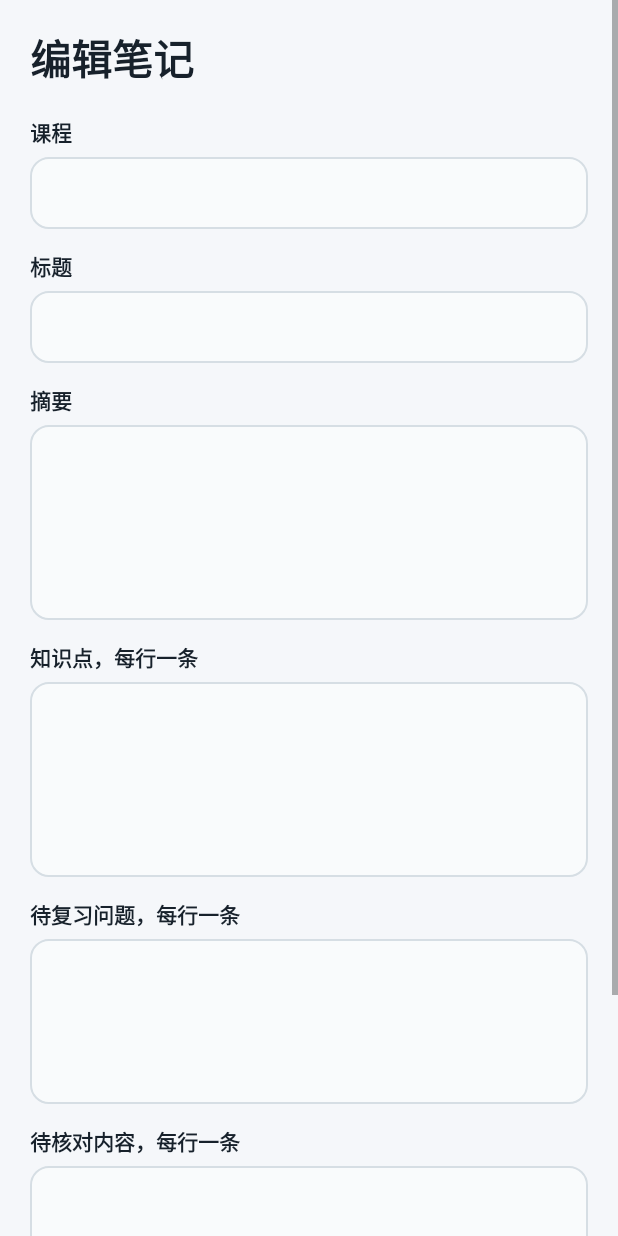
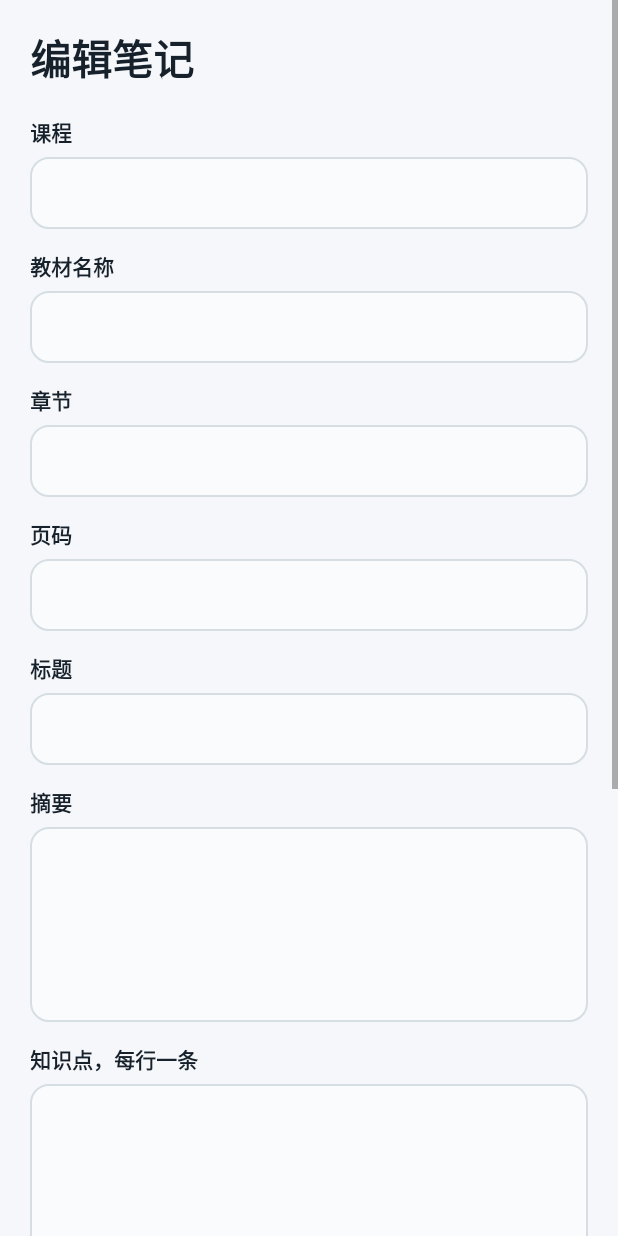
Before and after one commit to yukailong147/NoteMind, an Android app: the EditNoteActivity screen opened directly, with no data from a screen before it, on a phone screen of 412 x 824 dp. Run offline under Robolectric (Android 15) with nearby library versions, the phone set to English and light mode, and no system bars; 1 statement that could not run was skipped.

Commit message:
feat: bind textbooks and find related notes

```diff
--- a/app/build.gradle.kts
+++ b/app/build.gradle.kts
@@ -27,8 +27,8 @@ android {
         applicationId = "com.team.classroomnotes"
         minSdk = 24
         targetSdk = 37
-        versionCode = 6
-        versionName = "0.6.0"
+        versionCode = 7
+        versionName = "0.7.0"
 
         buildConfigField(
             "String",
--- a/app/src/main/AndroidManifest.xml
+++ b/app/src/main/AndroidManifest.xml
@@ -25,6 +25,10 @@
             android:windowSoftInputMode="adjustResize" />
 
         <activity
+            android:name=".RelatedNotesActivity"
+            android:exported="false" />
+
+        <activity
             android:name=".MainActivity"
             android:exported="true"
             android:windowSoftInputMode="adjustResize">
--- a/app/src/main/java/com/team/classroomnotes/EditNoteActivity.kt
+++ b/app/src/main/java/com/team/classroomnotes/EditNoteActivity.kt
@@ -14,6 +14,9 @@ class EditNoteActivity : AppCompatActivity() {
     private lateinit var store: NoteStore
     private lateinit var note: NoteItem
     private lateinit var courseInput: EditText
+    private lateinit var bookInput: EditText
+    private lateinit var chapterInput: EditText
+    private lateinit var pageInput: EditText
     private lateinit var titleInput: EditText
     private lateinit var summaryInput: EditText
     private lateinit var keyPointsInput: EditText
@@ -34,6 +37,9 @@ class EditNoteActivity : AppCompatActivity() {
         note = loaded
 
         courseInput = findViewById(R.id.editCourseInput)
+        bookInput = findViewById(R.id.editBookInput)
+        chapterInput = findViewById(R.id.editChapterInput)
+        pageInput = findViewById(R.id.editPageInput)
         titleInput = findViewById(R.id.editTitleInput)
         summaryInput = findViewById(R.id.editSummaryInput)
         keyPointsInput = findViewById(R.id.editKeyPointsInput)
@@ -41,6 +47,9 @@ class EditNoteActivity : AppCompatActivity() {
         uncertainInput = findViewById(R.id.editUncertainInput)
 
         courseInput.setText(note.courseName)
+        bookInput.setText(note.bookName)
+        chapterInput.setText(note.chapter)
+        pageInput.setText(note.pageNumber)
         titleInput.setText(note.title)
         summaryInput.setText(note.summary)
         keyPointsInput.setText(note.keyPoints.joinToString("\n"))
@@ -61,6 +70,9 @@ class EditNoteActivity : AppCompatActivity() {
         val updated = note.copy(
             courseName = courseInput.text.toString().trim()
                 .ifBlank { getString(R.string.default_course) },
+            bookName = bookInput.text.toString().trim(),
+            chapter = chapterInput.text.toString().trim(),
+            pageNumber = pageInput.text.toString().trim(),
             title = title,
             summary = summaryInput.text.toString().trim(),
             keyPoints = linesOf(keyPointsInput),
--- a/app/src/main/java/com/team/classroomnotes/NoteChatActivity.kt
+++ b/app/src/main/java/com/team/classroomnotes/NoteChatActivity.kt
@@ -260,7 +260,10 @@ class NoteChatActivity : AppCompatActivity() {
             modelName = generated.modelName,
             latencyMs = generated.latencyMs,
             sourceType = "chat",
-            sourceNoteId = note.id
+            sourceNoteId = note.id,
+            bookName = note.bookName,
+            chapter = note.chapter,
+            pageNumber = note.pageNumber
         )
         noteStore.add(newNote)
 
--- a/app/src/main/java/com/team/classroomnotes/data/NoteItem.kt
+++ b/app/src/main/java/com/team/classroomnotes/data/NoteItem.kt
@@ -18,7 +18,10 @@ data class NoteItem(
     val modelName: String = "",
     val latencyMs: Long = 0,
     val sourceType: String = "photo",
-    val sourceNoteId: String = ""
+    val sourceNoteId: String = "",
+    val bookName: String = "",
+    val chapter: String = "",
+    val pageNumber: String = ""
 )
 
 enum class NoteStatus {
--- a/app/src/main/res/layout/activity_edit_note.xml
+++ b/app/src/main/res/layout/activity_edit_note.xml
@@ -39,6 +39,69 @@
             android:layout_marginTop="6dp"
             android:background="@drawable/bg_input"
             android:inputType="textCapSentences"
+            android:paddingStart="12dp"
+            android:paddingEnd="12dp"
+            android:singleLine="true"
+            android:textColor="@color/text_primary"
+            android:textSize="15sp" />
+
+        <TextView
+            android:layout_width="match_parent"
+            android:layout_height="wrap_content"
+            android:layout_marginTop="14dp"
+            android:text="@string/edit_book_label"
+            android:textColor="@color/text_primary"
+            android:textStyle="bold" />
+
+        <EditText
+            android:id="@+id/editBookInput"
+            android:layout_width="match_parent"
+            android:layout_height="48dp"
+            android:layout_marginTop="6dp"
+            android:background="@drawable/bg_input"
+            android:inputType="textCapSentences"
+            android:paddingStart="12dp"
+            android:paddingEnd="12dp"
+            android:singleLine="true"
+            android:textColor="@color/text_primary"
+            android:textSize="15sp" />
+
+        <TextView
+            android:layout_width="match_parent"
+            android:layout_height="wrap_content"
+            android:layout_marginTop="14dp"
+            android:text="@string/edit_chapter_label"
+            android:textColor="@color/text_primary"
+            android:textStyle="bold" />
+
+        <EditText
+            android:id="@+id/editChapterInput"
+            android:layout_width="match_parent"
+            android:layout_height="48dp"
+            android:layout_marginTop="6dp"
+            android:background="@drawable/bg_input"
+            android:inputType="textCapSentences"
+            android:paddingStart="12dp"
+            android:paddingEnd="12dp"
+            android:singleLine="true"
+            android:textColor="@color/text_primary"
+            android:textSize="15sp" />
+
+        <TextView
+            android:layout_width="match_parent"
+            android:layout_height="wrap_content"
+            android:layout_marginTop="14dp"
+            android:text="@string/edit_page_label"
+            android:textColor="@color/text_primary"
+            android:textStyle="bold" />
+
+        <EditText
+            android:id="@+id/editPageInput"
+            android:layout_width="match_parent"
+            android:layout_height="48dp"
+            android:layout_marginTop="6dp"
+            android:background="@drawable/bg_input"
+            android:inputType="number"
             android:paddingStart="12dp"
             android:paddingEnd="12dp"
             android:singleLine="true"
--- a/app/src/main/res/values/strings.xml
+++ b/app/src/main/res/values/strings.xml
@@ -48,6 +48,9 @@
     <string name="note_restored">笔记已恢复</string>
     <string name="edit_note_title">编辑笔记</string>
     <string name="edit_course_label">课程</string>
+    <string name="edit_book_label">教材名称</string>
+    <string name="edit_chapter_label">章节</string>
+    <string name="edit_page_label">页码</string>
     <string name="edit_title_label">标题</string>
     <string name="edit_summary_label">摘要</string>
     <string name="edit_key_points_label">知识点，每行一条</string>
@@ -75,6 +78,15 @@
     <string name="chat_note_saved">对话已整理为新笔记</string>
     <string name="chat_summary_failed">对话整理失败，请重试</string>
     <string name="chat_source_note">来源笔记：%1$s</string>
+    <string name="book_binding_info">%1$s · %2$s%3$s</string>
+    <string name="page_suffix"> · 第 %1$s 页</string>
+    <string name="find_related_notes">查找相关旧笔记</string>
+    <string name="related_notes_title">相关旧笔记</string>
+    <string name="related_notes_subtitle">根据关键词、课程和教材章节在本地查找</string>
+    <string name="related_notes_context">当前：%1$s · 找到 %2$d 条</string>
+    <string name="related_match_keywords">匹配：%1$s</string>
+    <string name="related_match_chapter">同一教材章节</string>
+    <string name="no_related_notes">没有找到相关旧笔记。可以先为笔记绑定教材章节，或继续生成同一主题的笔记。</string>
     <string name="draft_title">待整理课堂记录</string>
     <string name="ai_success">板书整理完成</string>
     <string name="ai_failed">整理失败，原图和草稿已经保留</string>
```
Also changed, not shown: app/src/main/java/com/team/classroomnotes/NoteDetailActivity.kt (+20 -0 lines), app/src/main/java/com/team/classroomnotes/RelatedNotesActivity.kt (added, +97 -0 lines), app/src/main/java/com/team/classroomnotes/data/NoteStore.kt (+7 -1 lines), app/src/main/java/com/team/classroomnotes/data/RelatedNoteFinder.kt (added, +78 -0 lines), app/src/main/res/layout/activity_note_detail.xml (+21 -0 lines), app/src/main/res/layout/activity_related_notes.xml (added, +87 -0 lines), 2 other files.
